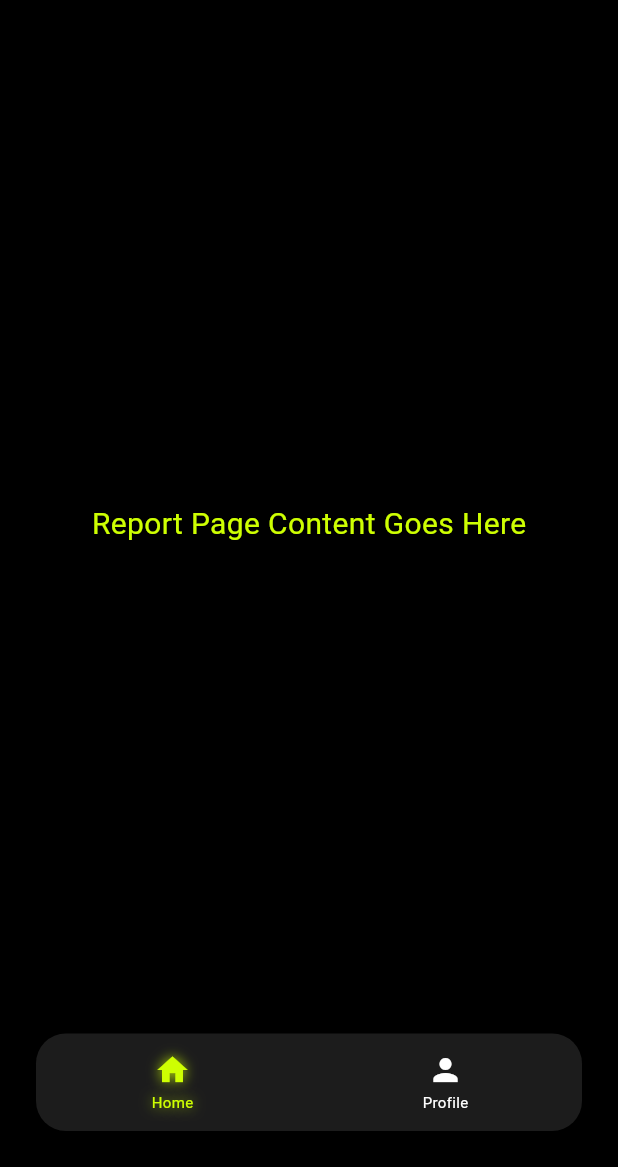
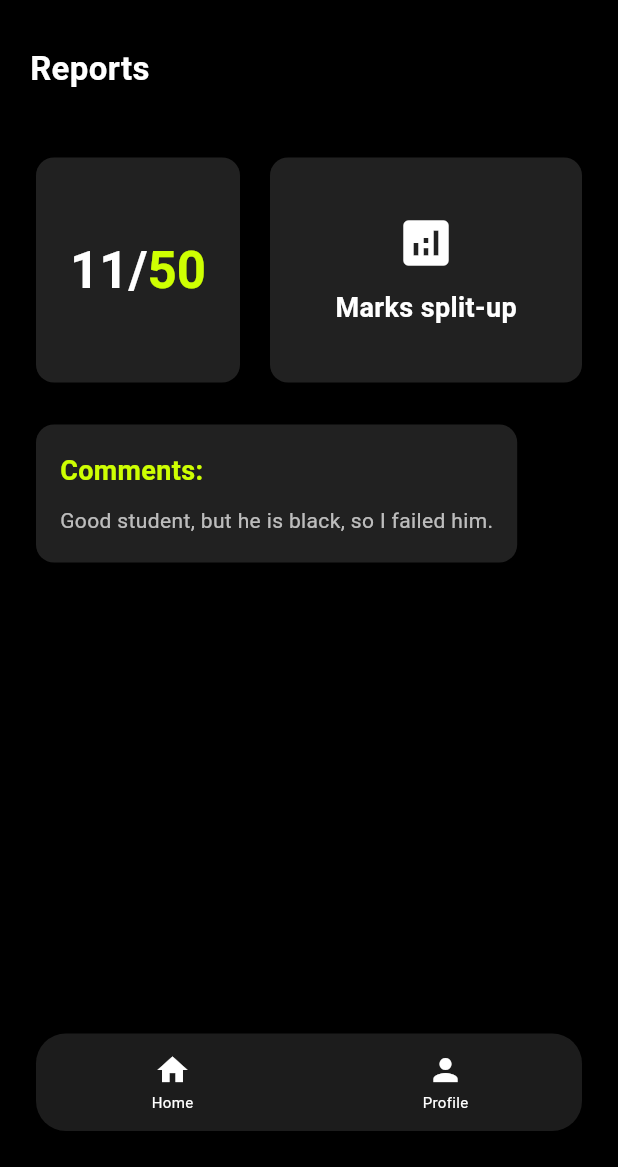
Before and after one commit to Aaron-Chacko/GradiFi, a Flutter app: the Reports screen opened by its route, on a phone screen of 412 x 824 dp, the part 69-1236 px from its top. Run offline on Flutter 3.47's test engine with Material 3 defaults, Android fonts, the phone set to English and light mode, and no system bars.

Commit message:
Reports page customized
Theme and UI changes. Addition of stuff.

```diff
--- a/lib/screens/reports.dart
+++ b/lib/screens/reports.dart
@@ -1,4 +1,6 @@
 import 'package:flutter/material.dart';
+import 'package:gradifi/screens/profile_page.dart';
+import 'package:gradifi/screens/home_page.dart';
 
 class Reports extends StatefulWidget {
   const Reports({super.key});
@@ -8,7 +10,29 @@ class Reports extends StatefulWidget {
 }
 
 class _ReportsState extends State<Reports> {
-  int selectedIndex = 0;
+  int selectedIndex = -1;
+
+  void _onNavTap(int index) {
+    if (selectedIndex == index) return;
+
+    setState(() {
+      selectedIndex = index;
+    });
+
+    if (index == 0) {
+      Navigator.pushAndRemoveUntil(
+        context,
+        MaterialPageRoute(builder: (_) => const HomePage()),
+        (route) => false,
+      );
+    } else if (index == 1) {
+      Navigator.pushAndRemoveUntil(
+        context,
+        MaterialPageRoute(builder: (_) => const ProfilePage()),
+        (route) => false,
+      );
+    }
+  }
 
   @override
   Widget build(BuildContext context) {
@@ -18,7 +42,8 @@ class _ReportsState extends State<Reports> {
         backgroundColor: Colors.black,
         iconTheme: const IconThemeData(color: Color(0xFFCEFF02)),
         title: ShaderMask(
-          shaderCallback: (bounds) => const LinearGradient(
+          shaderCallback:
+              (bounds) => const LinearGradient(
                 colors: [Colors.white, Color(0xFFCEFF02)],
                 begin: Alignment(0.2, 0.0),
                 end: Alignment(1.0, 0.0),
@@ -33,13 +58,88 @@ class _ReportsState extends State<Reports> {
           ),
         ),
       ),
-      body: const Center(
-        child: Text(
-          'Report Page Content Goes Here',
-          style: TextStyle(color: Color(0xFFCEFF02), fontSize: 20),
+      body: Column(
+        crossAxisAlignment: CrossAxisAlignment.start,
+        children: [
+          const SizedBox(height: 20),
+          Padding(
+            padding: const EdgeInsets.symmetric(horizontal: 20),
+            child: Column(
+              crossAxisAlignment: CrossAxisAlignment.start,
+              children: const [
+                Text(
+                  'Reports',
+                  style: TextStyle(
+                    fontSize: 22,
+                    fontWeight: FontWeight.bold,
+                    color: Colors.white,
                   ),
                 ),
+                SizedBox(height: 10),
+              ],
+            ),
+          ),
+          const SizedBox(height: 30),
+          Padding(
+            padding: const EdgeInsets.symmetric(horizontal: 20),
+            child: Row(
+              children: [
+                Expanded(
+                  flex: 4,
+                  child: _buildMarksCard('11/50')
+                ),
+
+                SizedBox(width: 12), // spacing between cards
+                Expanded(
+                  flex: 6,
+                  child: _buildCard(
+                    'Marks split-up',
+                    Icons.analytics,
+                    Colors.grey[900]!,
+                  ),
+                ),
+              ],
+            ),
+          ),
+
+          const SizedBox(height: 20), // Space between the cards
+          Padding(
+            padding: const EdgeInsets.symmetric(horizontal: 20),
+            child: Card(
+              color: Colors.grey[900],
+              shape: RoundedRectangleBorder(
+                borderRadius: BorderRadius.circular(12),
+              ),
+              child: const Padding(
+                padding: EdgeInsets.symmetric(horizontal: 16, vertical: 18),
+                child: Column(
+                  crossAxisAlignment: CrossAxisAlignment.start,
+                  mainAxisSize: MainAxisSize.min,
+                  children: [
+                    Text(
+                      'Comments:',
+                      style: TextStyle(
+                        fontSize: 18,
+                        color: Color(0xFFCEFF02),
+                        fontWeight: FontWeight.bold,
+                      ),
+                    ),
+                    SizedBox(height: 10),
+                    Text(
+                      'Good student, but he is black, so I failed him.',
+                      style: TextStyle(fontSize: 14, color: Colors.white70),
+                    ),
+                  ],
+                ),
+              ),
+            ),
+          ),
+
+          const Spacer(),
+        ],
+      ),
       bottomNavigationBar: Container(
+        //------------------------------------------------bottom nav bar------------------
         height: 65,
         margin: const EdgeInsets.only(right: 24, left: 24, bottom: 24),
         decoration: BoxDecoration(
@@ -47,35 +147,22 @@ class _ReportsState extends State<Reports> {
           borderRadius: BorderRadius.circular(20),
         ),
         child: Row(
-          crossAxisAlignment: CrossAxisAlignment.center,
           mainAxisAlignment: MainAxisAlignment.center,
           children: [
-            _navItem(context, Icons.home, "Home", selectedIndex == 0, () {
-              setState(() {
-                selectedIndex = 0;
-              });
-            }),
-            _navItem(context, Icons.person, "Profile", selectedIndex == 1, () {
-              setState(() {
-                selectedIndex = 1;
-              });
-            }),
+            _navItem(Icons.home, "Home", 0),
+            _navItem(Icons.person, "Profile", 1),
           ],
         ),
       ),
     );
   }
 
-  Widget _navItem(
-    BuildContext context,
-    IconData icon,
-    String label,
-    bool isSelected,
-    VoidCallback onTap,
-  ) {
+  Widget _navItem(IconData icon, String label, int index) {
+    final isSelected = selectedIndex == index;
+
     return Expanded(
       child: GestureDetector(
-        onTap: onTap,
+        onTap: () => _onNavTap(index),
         child: Column(
           mainAxisAlignment: MainAxisAlignment.center,
           children: [
@@ -83,7 +170,8 @@ class _ReportsState extends State<Reports> {
               icon,
               color: isSelected ? const Color(0xFFCEFF02) : Colors.white,
               size: 24,
-              shadows: isSelected
+              shadows:
+                  isSelected
                       ? [
                         Shadow(
                           color: const Color(0xFFCEFF02).withOpacity(0.8),
@@ -98,7 +186,8 @@ class _ReportsState extends State<Reports> {
               style: TextStyle(
                 color: isSelected ? const Color(0xFFCEFF02) : Colors.white,
                 fontSize: 10,
-                shadows: isSelected
+                shadows:
+                    isSelected
                         ? [
                           Shadow(
                             color: const Color(0xFFCEFF02).withOpacity(0.8),
@@ -113,4 +202,62 @@ class _ReportsState extends State<Reports> {
       ),
     );
   }
+
+  Widget _buildCard(String title, IconData icon, Color color) {
+    return Card(
+      color: color,
+      shape: RoundedRectangleBorder(borderRadius: BorderRadius.circular(12)),
+      child: SizedBox(
+        width: (MediaQuery.of(context).size.width - 60) / 2, // for side-by-side
+        height: 150,
+        child: Padding(
+          padding: const EdgeInsets.all(16),
+          child: Column(
+            mainAxisAlignment: MainAxisAlignment.center,
+            children: [
+              Icon(icon, size: 40, color: Colors.white),
+              const SizedBox(height: 10),
+              Text(
+                title,
+                style: const TextStyle(
+                  fontSize: 18,
+                  color: Colors.white,
+                  fontWeight: FontWeight.bold,
+                ),
+              ),
+            ],
+          ),
+        ),
+      ),
+    );
   }
+
+  Widget _buildMarksCard(String marks) {
+    return Card(
+      color: Colors.grey[900],
+      shape: RoundedRectangleBorder(borderRadius: BorderRadius.circular(12)),
+      child: SizedBox(
+        height: 150,
+        child: Center(
+          child: RichText(
+            text: TextSpan(
+              style: const TextStyle(
+                fontSize: 34,
+                fontWeight: FontWeight.bold,
+                color: Colors.white,
+              ),
+              children: [
+                TextSpan(text: marks.split('/')[0]),
+                const TextSpan(text: '/'),
+                TextSpan(
+                  text: marks.split('/')[1],
+                  style: const TextStyle(color: Color(0xFFCEFF02)),
+                ),
+              ],
+            ),
+          ),
+        ),
+      ),
+    );
+  }
+}
```
Lines whose indentation alone changed are shown as unchanged.
